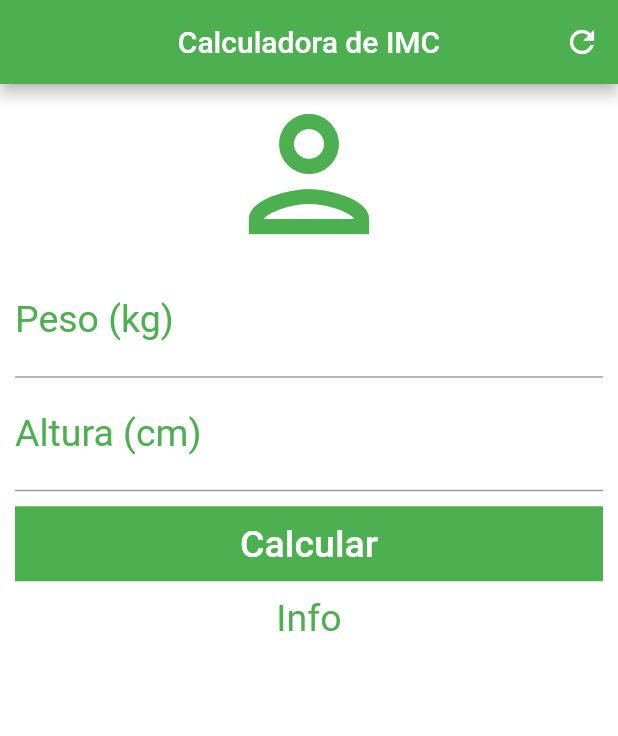
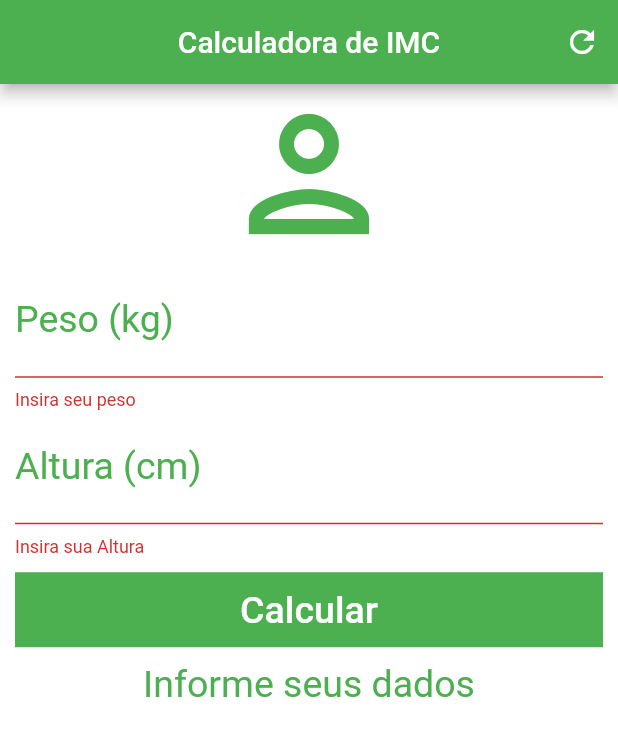
Before and after one commit to nickolas-silva/Flutter_Trail, a Flutter app: the screen it shows after launch, after a tap on "Calcular", on a phone screen of 412 x 824 dp. Shown: the top 736 px of the screen. Run offline on Flutter 3.47's test engine with Material 2 defaults, Android fonts, the phone set to English and light mode, and no system bars; our stand-ins replace flutter_slidable, shared_preferences; missing offline and left inert: dart:html.

Commit message:
finish calc_imc

```diff
--- a/flutter_apps/calc_imc_app/lib/main.dart
+++ b/flutter_apps/calc_imc_app/lib/main.dart
@@ -1,5 +1,6 @@
 import 'package:flutter/material.dart';
 import 'package:flutter/widgets.dart';
+
 void main() {
   runApp(const MaterialApp(
     debugShowCheckedModeBanner: false,
@@ -11,71 +12,131 @@
   const Home({super.key});
 
   @override
-  State <Home> createState() =>  HomeState();
+  State<Home> createState() => HomeState();
 }
 
-class  HomeState extends State <Home> {
+class HomeState extends State<Home> {
+  TextEditingController pesoController = TextEditingController();
+  TextEditingController alturaController = TextEditingController();
+
+  GlobalKey<FormState> _formKey = GlobalKey<FormState>();
+
+  String _infoText = "Informe seus dados";
+
+  void _resetFields(){
+    pesoController.text = "";
+    alturaController.text = "";
+    setState(() {
+      _infoText = 'Informe seus Dados';
+      _formKey = GlobalKey<FormState>();
+    });
+  }
+
+  void calc(){
+    setState(() {
+    double peso = double.parse(pesoController.text);
+    double altura = double.parse(alturaController.text) / 100;
+    double imc = peso / (altura * altura);
+    if(imc < 18.6){
+      _infoText = 'Abaixo do Peso (${imc.toStringAsPrecision(2)})';
+    } else if(imc >= 18.6 && imc <24.9){
+      _infoText = 'Peso Ideal (${imc.toStringAsPrecision(2)})';
+    } else if (imc >= 24.9 && imc < 29.9){
+      _infoText = 'Levemente acima do Peso (${imc.toStringAsPrecision(2)})';
+    } else if (imc >= 29.9 && imc < 34.9){
+      _infoText = 'Obesidade Grau I (${imc.toStringAsPrecision(2)})';
+    } else if (imc >= 34.9 && imc < 39.9){
+      _infoText = 'Obesidade Grau II (${imc.toStringAsPrecision(2)})';
+    } else if (imc >= 40){
+      _infoText = 'Obesidade Grau III (${imc.toStringAsPrecision(2)})';
+    }
+
+    });
+  }
+
   @override
   Widget build(BuildContext context) {
     return Scaffold(
       appBar: AppBar(
-        title: Text("Calculadora de IMC"),
+        title: const Text("Calculadora de IMC"),
         centerTitle: true,
         backgroundColor: Colors.green,
         actions: [
-          IconButton(onPressed: () => {}, icon: Icon(Icons.refresh),)
+          IconButton(
+            onPressed: _resetFields,
+            icon: Icon(Icons.refresh),
+          )
         ],
       ),
       backgroundColor: Colors.white,
       body: SingleChildScrollView(
         padding: EdgeInsets.fromLTRB(10, 0, 10, 0),
+        child: Form(
+          key: _formKey,
           child: Column(
             crossAxisAlignment: CrossAxisAlignment.stretch,
             children: [
-              Icon(Icons.person_outlined, size: 120.0, color: Colors.green,),
-              TextField(
+              Icon(
+                Icons.person_outlined,
+                size: 120.0,
+                color: Colors.green,
+              ),
+              TextFormField(
                 keyboardType: TextInputType.number,
                 decoration: InputDecoration(
                     labelText: "Peso (kg)",
-                    labelStyle: TextStyle(color: Colors.green)
+                    labelStyle: TextStyle(color: Colors.green)),
+                textAlign: TextAlign.center,
+                style: TextStyle(color: Colors.green, fontSize: 25),
+                controller: pesoController,
+                validator: (value) {
+                  if(value!.isEmpty){
+                    return "Insira seu peso";
+                  }
+                },
               ),
-                  textAlign: TextAlign.center,
-                  style: TextStyle(
-                    color: Colors.green,
-                    fontSize: 25
-                  ),
-                ),
-                TextField(
+              TextFormField(
                 keyboardType: TextInputType.number,
                 decoration: InputDecoration(
                     labelText: "Altura (cm)",
-                      labelStyle: TextStyle(color: Colors.green)
-                    ),
+                    labelStyle: TextStyle(color: Colors.green)),
                 textAlign: TextAlign.center,
-                    style: TextStyle(color: Colors.green,fontSize: 25),
+                style: TextStyle(color: Colors.green, fontSize: 25),
+                controller: alturaController,
+                validator: (value) {
+                  if(value!.isEmpty){
+                    return 'Insira sua Altura';
+                  }
+                },
               ),
               Padding(
                 padding: const EdgeInsets.only(top: 10, bottom: 10),
                 child: Container(
                   height: 50,
-                      child: TextButton(onPressed: () => {},
-                      child: Text("Calcular",
+                  color: Colors.green,
+                  child: TextButton(
+                    onPressed: () {
+                      if(_formKey.currentState!.validate()){
+                        calc();
+                      }
+
+                    },
+                    child: const Text(
+                      "Calcular",
                       style: TextStyle(color: Colors.white, fontSize: 25),
                     ),
-
-                    ),
-                    color: Colors.green,
                   ),
                 ),
-                  Text("Info",
+              ),
+              Text(
+                _infoText,
                 textAlign: TextAlign.center,
-                  style: TextStyle(color: Colors.green, fontSize: 25),)
+                style: TextStyle(color: Colors.green, fontSize: 25),
+              )
             ],
-
-
           ),
         ),
-
+      ),
     );
   }
 }
```
Lines whose indentation alone changed are shown as unchanged.
